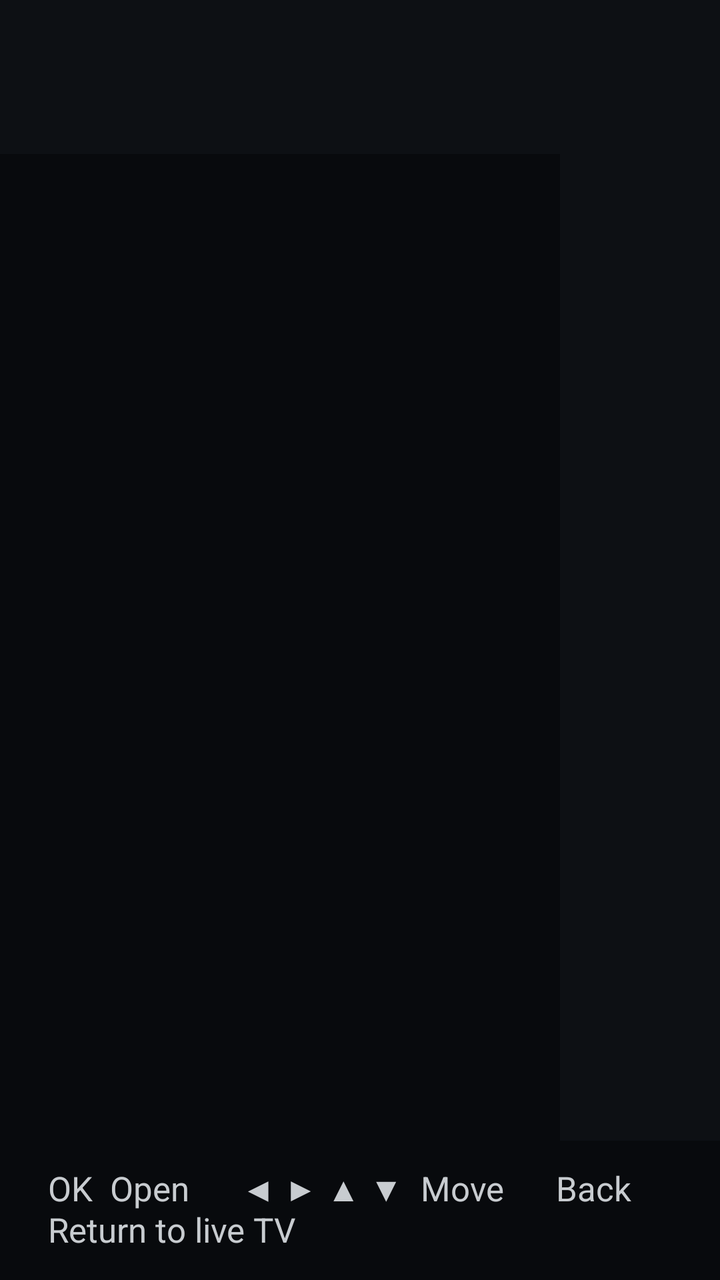
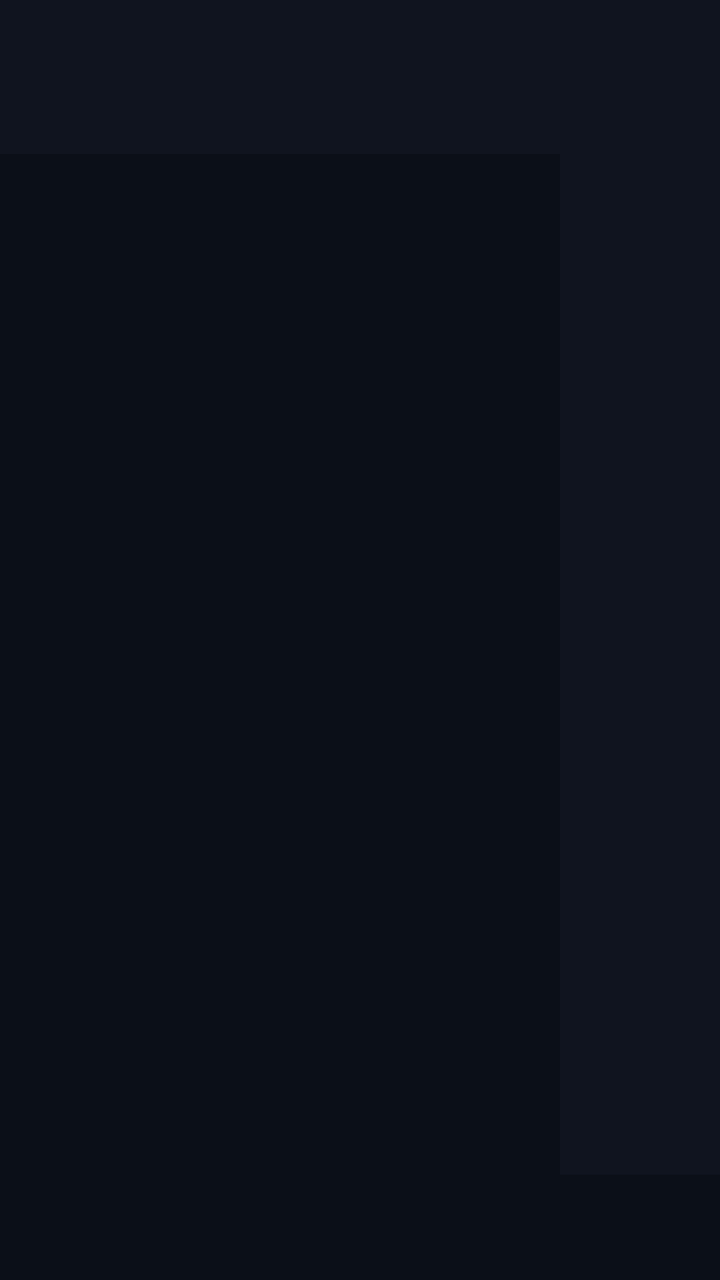

Screens rendered from an Android XML layout before and after an edit, with the pre-edit source and the edit as a unified diff.
<!-- AndroidManifest.xml: application theme AppTheme -->
<!-- res/layout/activity_vod.xml -->
<?xml version="1.0" encoding="utf-8"?>
<LinearLayout xmlns:android="http://schemas.android.com/apk/res/android"
    android:layout_width="match_parent"
    android:layout_height="match_parent"
    android:background="#0D1014"
    android:orientation="vertical">

    <LinearLayout
        android:layout_width="match_parent"
        android:layout_height="wrap_content"
        android:gravity="bottom"
        android:orientation="horizontal"
        android:paddingStart="32dp"
        android:paddingTop="22dp"
        android:paddingEnd="32dp"
        android:paddingBottom="12dp">

        <TextView
            android:id="@+id/vodTitle"
            android:layout_width="wrap_content"
            android:layout_height="wrap_content"
            android:textColor="#FFFFFF"
            android:textSize="32sp"
            android:textStyle="bold" />

        <TextView
            android:id="@+id/vodSubtitle"
            android:layout_width="0dp"
            android:layout_height="wrap_content"
            android:layout_marginStart="20dp"
            android:layout_weight="1"
            android:ellipsize="end"
            android:maxLines="1"
            android:paddingBottom="4dp"
            android:textColor="#AEB4BA"
            android:textSize="20sp" />
    </LinearLayout>

    <LinearLayout
        android:layout_width="match_parent"
        android:layout_height="0dp"
        android:layout_weight="1"
        android:orientation="horizontal">

        <ListView
            android:id="@+id/vodCategories"
            android:layout_width="280dp"
            android:layout_height="match_parent"
            android:background="#FF080A0D"
            android:clipToPadding="false"
            android:divider="@null"
            android:listSelector="@drawable/list_selector"
            android:paddingTop="12dp"
            android:paddingBottom="12dp"
            android:scrollbars="none" />

        <FrameLayout
            android:layout_width="0dp"
            android:layout_height="match_parent"
            android:layout_weight="1">

            <GridView
                android:id="@+id/vodGrid"
                android:layout_width="match_parent"
                android:layout_height="match_parent"
                android:clipToPadding="false"
                android:drawSelectorOnTop="true"
                android:horizontalSpacing="12dp"
                android:listSelector="@drawable/poster_selector"
                android:numColumns="4"
                android:paddingStart="20dp"
                android:paddingTop="8dp"
                android:paddingEnd="20dp"
                android:paddingBottom="24dp"
                android:scrollbars="none"
                android:stretchMode="columnWidth"
                android:verticalSpacing="12dp" />

            <ProgressBar
                android:id="@+id/vodLoading"
                android:layout_width="56dp"
                android:layout_height="56dp"
                android:layout_gravity="center"
                android:indeterminate="true"
                android:visibility="gone" />

            <TextView
                android:id="@+id/vodEmpty"
                android:layout_width="wrap_content"
                android:layout_height="wrap_content"
                android:layout_gravity="center"
                android:gravity="center"
                android:padding="32dp"
                android:textColor="#AEB4BA"
                android:textSize="22sp"
                android:visibility="gone" />
        </FrameLayout>
    </LinearLayout>

    <TextView
        android:layout_width="match_parent"
        android:layout_height="wrap_content"
        android:background="#FF080A0D"
        android:paddingStart="24dp"
        android:paddingTop="12dp"
        android:paddingBottom="14dp"
        android:text="OK  Open      ◀ ▶ ▲ ▼  Move      Back  Return to live TV"
        android:textColor="#C8CCD0"
        android:textSize="17sp" />
</LinearLayout>
<!-- resources referenced by this layout -->
<resources>
  <!-- drawable list_selector (drawable) -->
  <?xml version="1.0" encoding="utf-8"?>
  <selector xmlns:android="http://schemas.android.com/apk/res/android">
      <item android:state_focused="true" android:state_window_focused="true">
          <shape><solid android:color="#FF3D7EFF" /><corners android:radius="6dp" /></shape>
      </item>
      <item android:state_selected="true">
          <shape><solid android:color="#33FFFFFF" /><corners android:radius="6dp" /></shape>
      </item>
      <item android:state_pressed="true">
          <shape><solid android:color="#FF3D7EFF" /><corners android:radius="6dp" /></shape>
      </item>
      <item android:drawable="@android:color/transparent" />
  </selector>
  <!-- drawable poster_selector (drawable) -->
  <?xml version="1.0" encoding="utf-8"?>
  <selector xmlns:android="http://schemas.android.com/apk/res/android">
      <item android:state_focused="true" android:state_window_focused="true">
          <shape><solid android:color="#00000000" /><stroke android:width="4dp" android:color="#3D7EFF" /><corners android:radius="10dp" /></shape>
      </item>
      <item android:state_pressed="true">
          <shape><solid android:color="#333D7EFF" /><stroke android:width="4dp" android:color="#3D7EFF" /><corners android:radius="10dp" /></shape>
      </item>
      <item android:drawable="@android:color/transparent" />
  </selector>
  <style name="AppTheme" parent="@android:style/Theme.Material.NoActionBar.Fullscreen">
          <item name="android:windowBackground">@android:color/black</item>
          <item name="android:colorAccent">#3D7EFF</item>
      </style>
</resources>

<!-- the commit's change to res/layout/activity_vod.xml (unified diff, before → after) -->
@@ -2,7 +2,7 @@
 <LinearLayout xmlns:android="http://schemas.android.com/apk/res/android"
     android:layout_width="match_parent"
     android:layout_height="match_parent"
-    android:background="#0D1014"
+    android:background="@color/ink"
     android:orientation="vertical">
 
     <LinearLayout
@@ -19,7 +19,7 @@
             android:id="@+id/vodTitle"
             android:layout_width="wrap_content"
             android:layout_height="wrap_content"
-            android:textColor="#FFFFFF"
+            android:textColor="@color/text"
             android:textSize="32sp"
             android:textStyle="bold" />
 
@@ -32,7 +32,7 @@
             android:ellipsize="end"
             android:maxLines="1"
             android:paddingBottom="4dp"
-            android:textColor="#AEB4BA"
+            android:textColor="@color/text2"
             android:textSize="20sp" />
     </LinearLayout>
 
@@ -46,7 +46,7 @@
             android:id="@+id/vodCategories"
             android:layout_width="280dp"
             android:layout_height="match_parent"
-            android:background="#FF080A0D"
+            android:background="@color/ink_deep"
             android:clipToPadding="false"
             android:divider="@null"
             android:listSelector="@drawable/list_selector"
@@ -58,6 +58,22 @@
             android:layout_width="0dp"
             android:layout_height="match_parent"
             android:layout_weight="1">
+
+            <EditText
+                android:id="@+id/vodSearch"
+                style="@style/Field"
+                android:layout_width="match_parent"
+                android:layout_height="wrap_content"
+                android:layout_gravity="top"
+                android:layout_marginStart="28dp"
+                android:layout_marginTop="8dp"
+                android:layout_marginEnd="28dp"
+                android:hint="Type or hold the mic button to say a title"
+                android:imeOptions="actionSearch"
+                android:inputType="text"
+                android:maxLines="1"
+                android:textSize="22sp"
+                android:visibility="gone" />
 
             <GridView
                 android:id="@+id/vodGrid"
@@ -91,7 +107,7 @@
                 android:layout_gravity="center"
                 android:gravity="center"
                 android:padding="32dp"
-                android:textColor="#AEB4BA"
+                android:textColor="@color/text2"
                 android:textSize="22sp"
                 android:visibility="gone" />
         </FrameLayout>
@@ -100,11 +116,11 @@
     <TextView
         android:layout_width="match_parent"
         android:layout_height="wrap_content"
-        android:background="#FF080A0D"
-        android:paddingStart="24dp"
-        android:paddingTop="12dp"
-        android:paddingBottom="14dp"
-        android:text="OK  Open      ◀ ▶ ▲ ▼  Move      Back  Return to live TV"
-        android:textColor="#C8CCD0"
+        android:background="@color/ink_deep"
+        android:paddingStart="30dp"
+        android:paddingTop="14dp"
+        android:paddingBottom="16dp"
+        android:id="@+id/vodHint"
+        android:textColor="@color/text2"
         android:textSize="17sp" />
 </LinearLayout>
<!-- resource entries referenced after the edit -->
@@ -1,16 +1,21 @@
 <!-- resources referenced by this layout -->
 <resources>
+  <color name="ink">#10141F</color>
+  <color name="ink_deep">#0B0F18</color>
+  <color name="text">#F4F1EC</color>
+  <color name="text2">#A7AFC2</color>
   <!-- drawable list_selector (drawable) -->
   <?xml version="1.0" encoding="utf-8"?>
   <selector xmlns:android="http://schemas.android.com/apk/res/android">
       <item android:state_focused="true" android:state_window_focused="true">
-          <shape><solid android:color="#FF3D7EFF" /><corners android:radius="6dp" /></shape>
-      </item>
-      <item android:state_selected="true">
-          <shape><solid android:color="#33FFFFFF" /><corners android:radius="6dp" /></shape>
+          <inset android:insetLeft="10dp" android:insetRight="10dp" android:insetTop="3dp" android:insetBottom="3dp">
+              <shape><solid android:color="@color/focus" /><corners android:radius="12dp" /></shape>
+          </inset>
       </item>
       <item android:state_pressed="true">
-          <shape><solid android:color="#FF3D7EFF" /><corners android:radius="6dp" /></shape>
+          <inset android:insetLeft="10dp" android:insetRight="10dp" android:insetTop="3dp" android:insetBottom="3dp">
+              <shape><solid android:color="@color/focus" /><corners android:radius="12dp" /></shape>
+          </inset>
       </item>
       <item android:drawable="@android:color/transparent" />
   </selector>
@@ -18,16 +23,40 @@
   <?xml version="1.0" encoding="utf-8"?>
   <selector xmlns:android="http://schemas.android.com/apk/res/android">
       <item android:state_focused="true" android:state_window_focused="true">
-          <shape><solid android:color="#00000000" /><stroke android:width="4dp" android:color="#3D7EFF" /><corners android:radius="10dp" /></shape>
+          <shape><solid android:color="#00000000" /><stroke android:width="5dp" android:color="@color/focus" /><corners android:radius="14dp" /></shape>
       </item>
       <item android:state_pressed="true">
-          <shape><solid android:color="#333D7EFF" /><stroke android:width="4dp" android:color="#3D7EFF" /><corners android:radius="10dp" /></shape>
+          <shape><solid android:color="#33F2A93B" /><stroke android:width="5dp" android:color="@color/focus" /><corners android:radius="14dp" /></shape>
       </item>
       <item android:drawable="@android:color/transparent" />
   </selector>
+  <style name="Field">
+          <item name="android:layout_width">match_parent</item>
+          <item name="android:layout_height">wrap_content</item>
+          <item name="android:layout_marginTop">6dp</item>
+          <item name="android:background">@drawable/field_bg</item>
+          <item name="android:padding">12dp</item>
+          <item name="android:textColor">@color/text</item>
+          <item name="android:textColorHint">#6B7488</item>
+          <item name="android:textSize">18sp</item>
+          <item name="android:maxLines">2</item>
+      </style>
   <style name="AppTheme" parent="@android:style/Theme.Material.NoActionBar.Fullscreen">
-          <item name="android:windowBackground">@android:color/black</item>
-          <item name="android:colorAccent">#3D7EFF</item>
+          <item name="android:windowBackground">@color/ink</item>
+          <item name="android:colorAccent">@color/focus</item>
       </style>
+  <color name="focus">#F2A93B</color>
+  <!-- drawable field_bg (drawable) -->
+  <?xml version="1.0" encoding="utf-8"?>
+  <selector xmlns:android="http://schemas.android.com/apk/res/android">
+      <item android:state_focused="true">
+          <shape><solid android:color="@color/surface" /><stroke android:width="3dp" android:color="@color/focus" /><corners android:radius="12dp" /></shape>
+      </item>
+      <item>
+          <shape><solid android:color="@color/surface" /><stroke android:width="1dp" android:color="@color/line" /><corners android:radius="12dp" /></shape>
+      </item>
+  </selector>
+  <color name="surface">#1A2030</color>
+  <color name="line">#2E3850</color>
 </resources>
 
